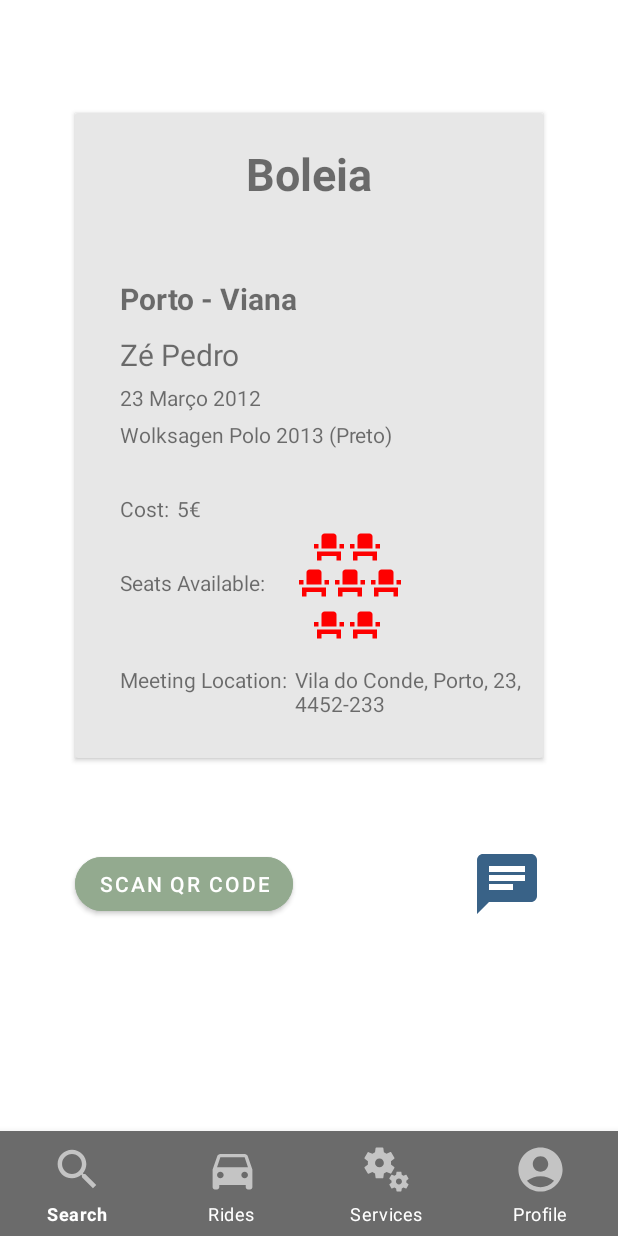
After one commit to LuisPereira474/TPCM, an Android app: the BoleiaCondutor screen opened directly, with no data from a screen before it, on a phone screen of 412 x 824 dp. The commit adds this screen. Run offline under Robolectric (Android 15) with nearby library versions, the phone set to English and light mode, and no system bars.

Commit message:
Layout página Boleia Condutor

```diff
--- a/app/src/main/AndroidManifest.xml
+++ b/app/src/main/AndroidManifest.xml
@@ -11,6 +11,9 @@
         android:roundIcon="@mipmap/ic_launcher_round"
         android:supportsRtl="true"
         android:theme="@style/Theme.TPCM">
+        <activity
+            android:name=".aplication.BoleiaCondutor"
+            android:exported="false" />
         <activity
             android:name=".aplication.ScanQrCode"
             android:exported="false" />
--- /dev/null
+++ b/app/src/main/java/com/example/tpcm/aplication/BoleiaCondutor.kt
@@ -0,0 +1,12 @@
+package com.example.tpcm.aplication
+
+import androidx.appcompat.app.AppCompatActivity
+import android.os.Bundle
+import com.example.tpcm.R
+
+class BoleiaCondutor : AppCompatActivity() {
+    override fun onCreate(savedInstanceState: Bundle?) {
+        super.onCreate(savedInstanceState)
+        setContentView(R.layout.activity_boleia_condutor)
+    }
+}
--- /dev/null
+++ b/app/src/main/res/layout/activity_boleia_condutor.xml
@@ -0,0 +1,219 @@
+<?xml version="1.0" encoding="utf-8"?>
+
+<RelativeLayout
+    xmlns:android="http://schemas.android.com/apk/res/android"
+    xmlns:tools="http://schemas.android.com/tools"
+    android:layout_width="match_parent"
+    android:layout_height="match_parent"
+    xmlns:app="http://schemas.android.com/apk/res-auto"
+    tools:context=".aplication.Boleia">
+
+        <androidx.cardview.widget.CardView
+            android:id="@+id/CardInfoBoleia"
+            android:layout_width="match_parent"
+            android:layout_height="430dp"
+            android:layout_marginLeft="50dp"
+            android:layout_marginRight="50dp"
+            android:layout_marginTop="75dp"
+            android:backgroundTint="@color/cinzento"
+            app:cornerRadius="50dp">
+
+            <RelativeLayout
+                android:layout_width="match_parent"
+                android:layout_height="match_parent">
+
+               <TextView
+                   android:id="@+id/boleiaCondutor"
+                   android:layout_width="wrap_content"
+                   android:layout_height="wrap_content"
+                   android:text="Boleia"
+                   android:textSize="30sp"
+                   android:textStyle="bold"
+                   android:layout_centerHorizontal="true"
+                   android:layout_marginTop="20dp"/>
+
+                <TextView
+                    android:id="@+id/tvTituloViagem"
+                    android:layout_width="wrap_content"
+                    android:layout_height="wrap_content"
+                    android:layout_marginStart="30dp"
+                    android:layout_marginTop="110dp"
+                    android:textStyle="bold"
+                    android:text="Porto - Viana"
+                    android:textSize="20sp" />
+
+                <TextView
+                    android:id="@+id/tvNomeCondutor"
+                    android:layout_width="wrap_content"
+                    android:layout_height="wrap_content"
+                    android:layout_below="@+id/tvTituloViagem"
+                    android:layout_alignLeft="@+id/tvTituloViagem"
+                    android:layout_marginTop="10dp"
+                    android:clickable="true"
+                    android:text="Zé Pedro"
+                    android:textSize="20sp" />
+
+                <TextView
+                    android:id="@+id/tvDataBoleia"
+                    android:layout_width="wrap_content"
+                    android:layout_height="wrap_content"
+                    android:layout_below="@+id/tvNomeCondutor"
+                    android:layout_alignLeft="@+id/tvTituloViagem"
+                    android:layout_marginTop="5dp"
+                    android:text="23 Março 2012" />
+                <TextView
+                    android:id="@+id/tvModeloCarro"
+                    android:layout_width="wrap_content"
+                    android:layout_height="wrap_content"
+                    android:layout_below="@+id/tvDataBoleia"
+                    android:layout_alignLeft="@+id/tvTituloViagem"
+                    android:layout_marginTop="5dp"
+                    android:text="Wolksagen Polo 2013 (Preto)"/>
+
+                <TextView
+                    android:id="@+id/tvLabelValor"
+                    android:layout_width="wrap_content"
+                    android:layout_height="wrap_content"
+                    android:layout_below="@+id/tvModeloCarro"
+                    android:layout_alignLeft="@+id/tvTituloViagem"
+                    android:layout_marginTop="30dp"
+                    android:text="@string/LabelValor"/>
+
+                <TextView
+                    android:id="@+id/tvValorBoleia"
+                    android:layout_width="wrap_content"
+                    android:layout_height="wrap_content"
+                    android:layout_below="@+id/tvModeloCarro"
+                    android:layout_marginLeft="5dp"
+                    android:layout_toRightOf="@+id/tvLabelValor"
+                    android:layout_marginTop="30dp"
+                    android:text="5€"/>
+
+                <TextView
+                    android:id="@+id/tvLabelLugaresDisponiveis"
+                    android:layout_width="wrap_content"
+                    android:layout_height="wrap_content"
+                    android:layout_below="@+id/tvLabelValor"
+                    android:layout_alignLeft="@+id/tvTituloViagem"
+                    android:layout_marginTop="30dp"
+                    android:text="@string/LabelLugaresDisponiveis" />
+
+                <TextView
+                    android:id="@+id/Lugar1"
+                    android:layout_width="wrap_content"
+                    android:layout_height="wrap_content"
+                    android:layout_below="@+id/tvValorBoleia"
+                    android:layout_marginLeft="30dp"
+                    android:layout_marginTop="4dp"
+                    android:layout_toRightOf="@+id/tvLabelLugaresDisponiveis"
+                    android:drawableEnd="@drawable/ic_baseline_event_seat_24" />
+                <TextView
+                    android:id="@+id/Lugar2"
+                    android:layout_width="wrap_content"
+                    android:layout_height="wrap_content"
+                    android:layout_toRightOf="@+id/Lugar1"
+                    android:layout_alignTop="@+id/Lugar1"
+                    android:layout_below="@+id/tvValorBoleia"
+                    android:drawableEnd="@drawable/ic_baseline_event_seat_24" />
+
+                <TextView
+                    android:id="@+id/Lugar3"
+                    android:layout_width="wrap_content"
+                    android:layout_height="wrap_content"
+                    android:layout_below="@+id/Lugar2"
+                    android:layout_marginLeft="20dp"
+                    android:layout_toRightOf="@+id/tvLabelLugaresDisponiveis"
+                    android:drawableEnd="@drawable/ic_baseline_event_seat_24" />
+
+                <TextView
+                    android:id="@+id/Lugar4"
+                    android:layout_width="wrap_content"
+                    android:layout_height="wrap_content"
+                    android:layout_below="@+id/tvValorBoleia"
+                    android:layout_alignTop="@+id/Lugar3"
+                    android:layout_toRightOf="@+id/Lugar3"
+                    android:drawableEnd="@drawable/ic_baseline_event_seat_24" />
+
+                <TextView
+                    android:id="@+id/Lugar5"
+                    android:layout_width="wrap_content"
+                    android:layout_height="wrap_content"
+                    android:layout_toRightOf="@+id/Lugar4"
+                    android:layout_alignTop="@+id/Lugar3"
+                    android:layout_below="@+id/tvValorBoleia"
+                    android:drawableEnd="@drawable/ic_baseline_event_seat_24" />
+                <TextView
+                    android:id="@+id/Lugar6"
+                    android:layout_width="wrap_content"
+                    android:layout_height="wrap_content"
+                    android:layout_below="@+id/Lugar3"
+                    android:layout_marginLeft="30dp"
+                    android:layout_marginTop="4dp"
+                    android:layout_toRightOf="@+id/tvLabelLugaresDisponiveis"
+                    android:drawableEnd="@drawable/ic_baseline_event_seat_24" />
+                <TextView
+                    android:id="@+id/Lugar7"
+                    android:layout_width="wrap_content"
+                    android:layout_height="wrap_content"
+                    android:layout_toRightOf="@+id/Lugar6"
+                    android:layout_alignTop="@+id/Lugar6"
+                    android:layout_below="@+id/tvValorBoleia"
+                    android:drawableEnd="@drawable/ic_baseline_event_seat_24" />
+
+                <TextView
+                    android:id="@+id/tvLabelPontoEncontro"
+                    android:layout_width="wrap_content"
+                    android:layout_height="wrap_content"
+                    android:layout_below="@+id/tvLabelLugaresDisponiveis"
+                    android:layout_alignLeft="@+id/tvTituloViagem"
+                    android:layout_marginTop="45dp"
+                    android:text="@string/LabelPontoEncontro" />
+
+                <TextView
+                    android:id="@+id/tvPontoEncontro"
+                    android:layout_width="wrap_content"
+                    android:layout_height="wrap_content"
+                    android:layout_below="@+id/tvLabelLugaresDisponiveis"
+                    android:layout_marginLeft="5dp"
+                    android:layout_marginTop="45dp"
+                    android:layout_toRightOf="@+id/tvLabelPontoEncontro"
+                    android:text="Vila do Conde, Porto, 23, 4452-233" />
+
+
+            </RelativeLayout>
+
+        </androidx.cardview.widget.CardView>
+
+        <Button
+            android:layout_width="wrap_content"
+            android:layout_height="wrap_content"
+            android:layout_below="@id/CardInfoBoleia"
+            android:layout_alignLeft="@+id/CardInfoBoleia"
+            android:layout_marginTop="60dp"
+            android:backgroundTint="@color/principal"
+            android:text="@string/botaoLerQrCode"
+            app:cornerRadius="20dp" />
+
+        <ImageButton
+            android:layout_width="48dp"
+            android:layout_height="48dp"
+            android:layout_below="@id/CardInfoBoleia"
+            android:layout_alignRight="@+id/CardInfoBoleia"
+            android:layout_marginTop="60dp"
+            android:backgroundTint="@color/white"
+            android:src="@drawable/ic_baseline_chat_24" />
+
+        <!--Nav Bar-->
+        <com.google.android.material.bottomnavigation.BottomNavigationView
+            android:id="@+id/bottom_navigation"
+            android:layout_width="match_parent"
+            android:layout_height="70dp"
+            android:layout_alignParentBottom="true"
+            android:background="#6B6B6B"
+            app:itemIconSize="35dp"
+            app:itemIconTint="@color/white"
+            app:itemTextColor="@color/white"
+            app:labelVisibilityMode="labeled"
+            app:menu="@menu/bottom_navigation_menu" />
+
+</RelativeLayout>
--- a/app/src/main/res/values/strings.xml
+++ b/app/src/main/res/values/strings.xml
@@ -47,4 +47,5 @@
     <string name="makemedriver">Make me driver</string>
     <string name="cancel">Cancel</string>
     <string name="scan">SCAN</string>
+    <string name="botaoLerQrCode">Scan QR Code</string>
 </resources>
```
Also changed, not shown: 1 other file.
